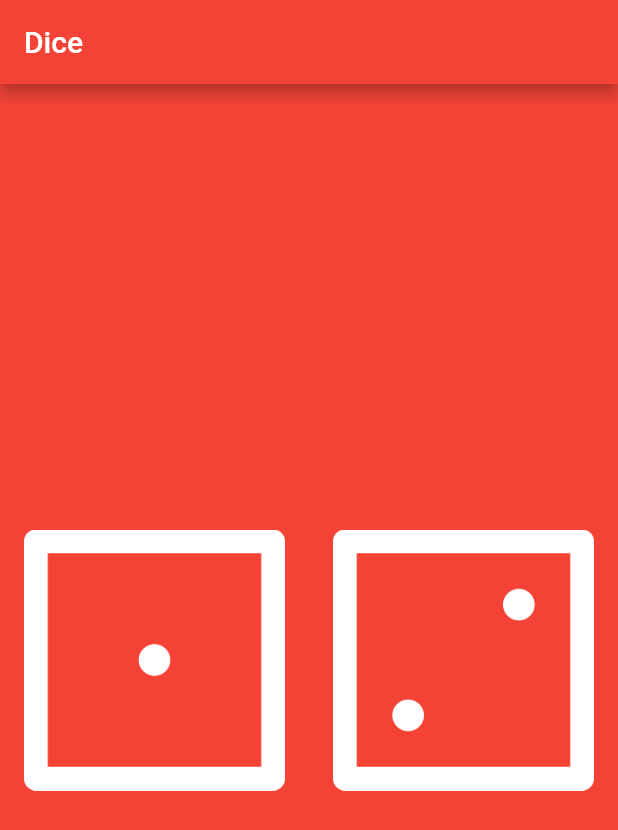
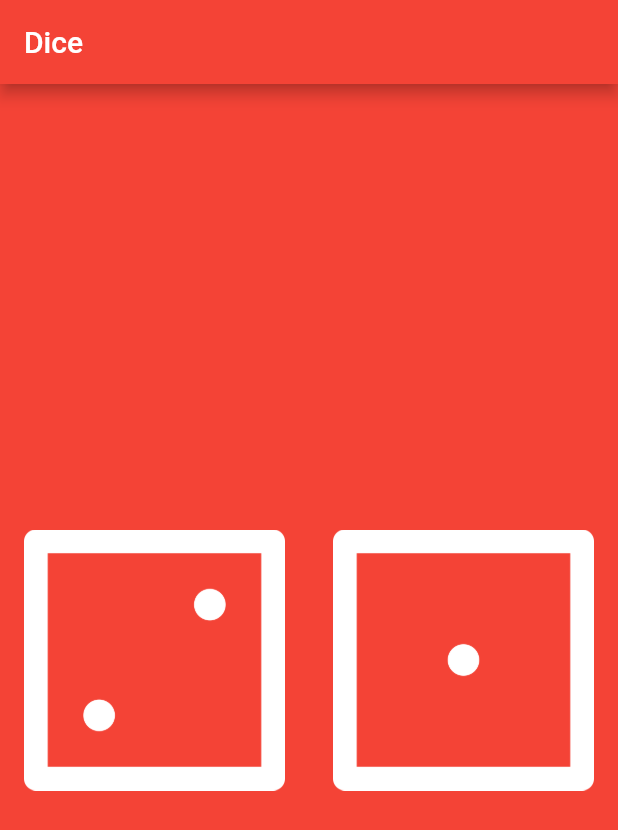
Before and after one commit to ikramsalim/dice, a Flutter app: the screen it shows after launch, on a phone screen of 412 x 824 dp. Shown: the top 830 px of the screen. Run offline on Flutter 3.47's test engine with Material 2 defaults, Android fonts, the phone set to English and light mode, and no system bars.

Commit message:
Wrapped the image method with a widget called FlatButton.

```diff
--- a/lib/main.dart
+++ b/lib/main.dart
@@ -22,15 +22,10 @@ class DicePage extends StatelessWidget {
       child: Row(
         children: <Widget>[
           Expanded(
-              child: Padding(
-            padding: const EdgeInsets.all(16.0),
-            child: Image.asset('images/dice1.png'),
-          )),
+            child: FlatButton(child: Image.asset('images/dice2.png')),
+          ),
           Expanded(
-            child: Padding(
-              padding: const EdgeInsets.all(16.0),
-              child: Image.asset('images/dice2.png'),
-            ),
+            child: FlatButton(child: Image.asset('images/dice1.png')),
           ),
         ],
       ),
```
